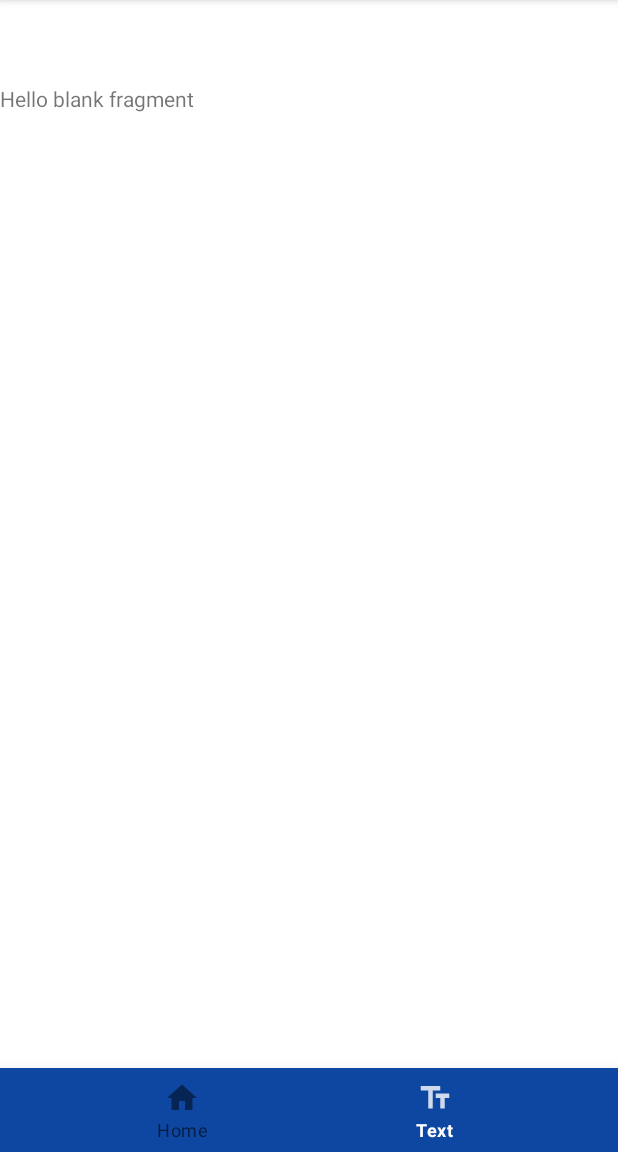
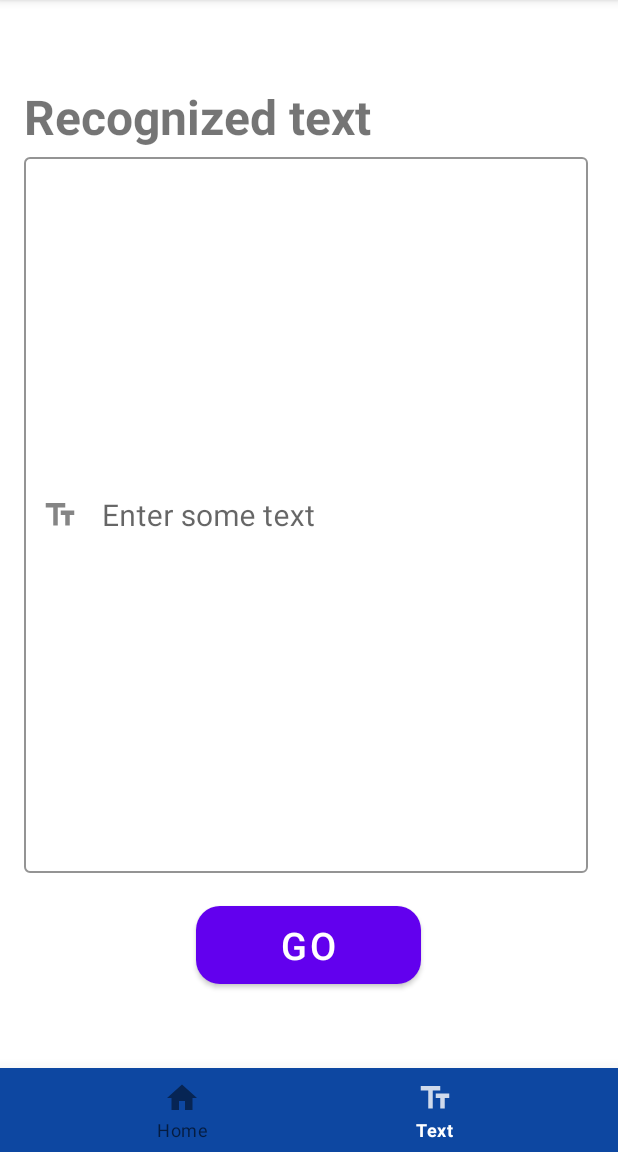
Before and after one commit to 1407arjun/Endgame, an Android app: the TextFragment screen opened through its navigation route, on a phone screen of 412 x 824 dp, the part 84-1236 px from its top. Run offline under Robolectric (Android 15) with nearby library versions, the phone set to English and light mode, and no system bars; our stand-ins replace navigation-ui; libraries missing offline, so code that uses them is left out: com.google.mlkit.vision, com.theartofdev.edmodo.

Commit message:
Added drawables, Updated TextFragment

```diff
--- a/app/src/main/AndroidManifest.xml
+++ b/app/src/main/AndroidManifest.xml
@@ -2,10 +2,10 @@
 <manifest xmlns:android="http://schemas.android.com/apk/res/android"
     package="com.teamblunder.endgame">
 
-    <uses-permission android:name="android.permission.INTERNET"/>
-    <uses-permission android:name="android.permission.READ_EXTERNAL_STORAGE"/>
-    <uses-permission android:name="android.permission.WRITE_EXTERNAL_STORAGE"/>
-    <uses-permission android:name="android.permission.CAMERA"/>
+    <uses-permission android:name="android.permission.INTERNET" />
+    <uses-permission android:name="android.permission.READ_EXTERNAL_STORAGE" />
+    <uses-permission android:name="android.permission.WRITE_EXTERNAL_STORAGE" />
+    <uses-permission android:name="android.permission.CAMERA" />
 
     <application
         android:allowBackup="true"
@@ -14,6 +14,7 @@
         android:roundIcon="@mipmap/ic_launcher_round"
         android:supportsRtl="true"
         android:theme="@style/Theme.Endgame">
+        <activity android:name=".ResultActivity"></activity>
         <activity
             android:name="com.theartofdev.edmodo.cropper.CropImageActivity"
             android:theme="@style/Base.Theme.AppCompat" />
--- /dev/null
+++ b/app/src/main/java/com/teamblunder/endgame/ResultActivity.java
@@ -0,0 +1,14 @@
+package com.teamblunder.endgame;
+
+import androidx.appcompat.app.AppCompatActivity;
+
+import android.os.Bundle;
+
+public class ResultActivity extends AppCompatActivity {
+
+    @Override
+    protected void onCreate(Bundle savedInstanceState) {
+        super.onCreate(savedInstanceState);
+        setContentView(R.layout.activity_result);
+    }
+}
--- a/app/src/main/java/com/teamblunder/endgame/fragments/HomeFragment.java
+++ b/app/src/main/java/com/teamblunder/endgame/fragments/HomeFragment.java
@@ -47,7 +47,8 @@ import java.util.Map;
 
 public class HomeFragment extends Fragment {
 
-    String currentPhotoPath, resultText;
+    String currentPhotoPath;
+    static String resultText;
     private static final int CAMERA_PERMISSION_CODE = 100;
     private static final int STORAGE_PERMISSION_CODE = 101;
 
--- a/app/src/main/java/com/teamblunder/endgame/fragments/TextFragment.java
+++ b/app/src/main/java/com/teamblunder/endgame/fragments/TextFragment.java
@@ -1,5 +1,7 @@
 package com.teamblunder.endgame.fragments;
 
+import android.content.Context;
+import android.content.Intent;
 import android.os.Bundle;
 
 import androidx.fragment.app.Fragment;
@@ -7,60 +9,46 @@ import androidx.fragment.app.Fragment;
 import android.view.LayoutInflater;
 import android.view.View;
 import android.view.ViewGroup;
+import android.view.inputmethod.InputMethodManager;
+import android.widget.Button;
+import android.widget.EditText;
 
+import com.google.android.material.textfield.TextInputLayout;
 import com.teamblunder.endgame.R;
+import com.teamblunder.endgame.ResultActivity;
 
-/**
- * A simple {@link Fragment} subclass.
- * Use the {@link TextFragment#newInstance} factory method to
- * create an instance of this fragment.
- */
 public class TextFragment extends Fragment {
-
-    // TODO: Rename parameter arguments, choose names that match
-    // the fragment initialization parameters, e.g. ARG_ITEM_NUMBER
-    private static final String ARG_PARAM1 = "param1";
-    private static final String ARG_PARAM2 = "param2";
-
-    // TODO: Rename and change types of parameters
-    private String mParam1;
-    private String mParam2;
-
-    public TextFragment() {
-        // Required empty public constructor
-    }
-
-    /**
-     * Use this factory method to create a new instance of
-     * this fragment using the provided parameters.
-     *
-     * @param param1 Parameter 1.
-     * @param param2 Parameter 2.
-     * @return A new instance of fragment TextFragment.
-     */
-    // TODO: Rename and change types and number of parameters
-    public static TextFragment newInstance(String param1, String param2) {
-        TextFragment fragment = new TextFragment();
-        Bundle args = new Bundle();
-        args.putString(ARG_PARAM1, param1);
-        args.putString(ARG_PARAM2, param2);
-        fragment.setArguments(args);
-        return fragment;
-    }
-
-    @Override
-    public void onCreate(Bundle savedInstanceState) {
-        super.onCreate(savedInstanceState);
-        if (getArguments() != null) {
-            mParam1 = getArguments().getString(ARG_PARAM1);
-            mParam2 = getArguments().getString(ARG_PARAM2);
-        }
-    }
 
     @Override
     public View onCreateView(LayoutInflater inflater, ViewGroup container,
                              Bundle savedInstanceState) {
-        // Inflate the layout for this fragment
-        return inflater.inflate(R.layout.fragment_text, container, false);
+        View view = inflater.inflate(R.layout.fragment_text, container, false);
+
+        InputMethodManager manager = (InputMethodManager) getActivity().getSystemService(Context.INPUT_METHOD_SERVICE);
+        if (getActivity().getCurrentFocus() != null) {
+            manager.hideSoftInputFromWindow(getActivity().getCurrentFocus().getWindowToken(), 0);
+            getActivity().getCurrentFocus().clearFocus();
+        }
+
+        TextInputLayout inputLayout = view.findViewById(R.id.filledTextField);
+        EditText editText = view.findViewById(R.id.editText);
+        inputLayout.setError(null);
+        editText.setText(HomeFragment.resultText);
+        Button continueButton = view.findViewById(R.id.continueButton);
+        continueButton.setOnClickListener(v -> {
+            if (editText.getText().toString().isEmpty()){
+                inputLayout.setError("Field cannot be empty");
+            }else {
+                inputLayout.setError(null);
+                InputMethodManager manager1 = (InputMethodManager) getActivity().getSystemService(Context.INPUT_METHOD_SERVICE);
+                manager1.hideSoftInputFromWindow(editText.getWindowToken(), 0);
+                editText.clearFocus();
+                Intent intent = new Intent(getActivity(), ResultActivity.class);
+                intent.putExtra("text", editText.getText().toString());
+                startActivity(intent);
+            }
+        });
+
+        return view;
     }
 }
--- /dev/null
+++ b/app/src/main/res/drawable-anydpi/ic_close.xml
@@ -0,0 +1,11 @@
+<vector xmlns:android="http://schemas.android.com/apk/res/android"
+    android:width="24dp"
+    android:height="24dp"
+    android:viewportWidth="24"
+    android:viewportHeight="24"
+    android:tint="#333333"
+    android:alpha="0.6">
+  <path
+      android:fillColor="@android:color/white"
+      android:pathData="M19,6.41L17.59,5 12,10.59 6.41,5 5,6.41 10.59,12 5,17.59 6.41,19 12,13.41 17.59,19 19,17.59 13.41,12z"/>
+</vector>
--- /dev/null
+++ b/app/src/main/res/layout/activity_result.xml
@@ -0,0 +1,9 @@
+<?xml version="1.0" encoding="utf-8"?>
+<androidx.constraintlayout.widget.ConstraintLayout xmlns:android="http://schemas.android.com/apk/res/android"
+    xmlns:app="http://schemas.android.com/apk/res-auto"
+    xmlns:tools="http://schemas.android.com/tools"
+    android:layout_width="match_parent"
+    android:layout_height="match_parent"
+    tools:context=".ResultActivity">
+
+</androidx.constraintlayout.widget.ConstraintLayout>
--- a/app/src/main/res/layout/fragment_text.xml
+++ b/app/src/main/res/layout/fragment_text.xml
@@ -1,14 +1,75 @@
 <?xml version="1.0" encoding="utf-8"?>
-<FrameLayout xmlns:android="http://schemas.android.com/apk/res/android"
+<androidx.constraintlayout.widget.ConstraintLayout xmlns:android="http://schemas.android.com/apk/res/android"
+    xmlns:app="http://schemas.android.com/apk/res-auto"
     xmlns:tools="http://schemas.android.com/tools"
     android:layout_width="match_parent"
     android:layout_height="match_parent"
     tools:context=".fragments.TextFragment">
 
-    <!-- TODO: Update blank fragment layout -->
+    <com.google.android.material.textfield.TextInputLayout
+        android:id="@+id/filledTextField"
+        style="@style/Widget.MaterialComponents.TextInputLayout.OutlinedBox"
+        android:layout_width="0dp"
+        android:layout_height="0dp"
+        android:layout_gravity="center"
+        android:layout_marginStart="16dp"
+        android:layout_marginEnd="16dp"
+        android:layout_marginBottom="16dp"
+        android:hint="Enter some text"
+        android:overScrollMode="always"
+        android:scrollbarStyle="insideInset"
+        android:scrollbars="vertical"
+        app:boxStrokeColor="?attr/colorOnSecondary"
+        app:endIconDrawable="@drawable/ic_close"
+        app:endIconMode="clear_text"
+        app:errorEnabled="true"
+        app:helperTextEnabled="true"
+        app:hintTextColor="?attr/colorOnSecondary"
+        app:layout_constraintBottom_toTopOf="@+id/continueButton"
+        app:layout_constraintEnd_toEndOf="parent"
+        app:layout_constraintHorizontal_bias="0.0"
+        app:layout_constraintStart_toStartOf="parent"
+        app:layout_constraintTop_toBottomOf="@+id/textView2"
+        app:startIconDrawable="@drawable/ic_text">
+
+        <!--this is the actual edit text which takes the input-->
+        <com.google.android.material.textfield.TextInputEditText
+            android:id="@+id/editText"
+            android:layout_width="match_parent"
+            android:layout_height="match_parent"
+            android:layout_gravity="center"
+            android:inputType="textLongMessage|textMultiLine|textCapSentences|textAutoCorrect"
+            android:textCursorDrawable="@null"
+            android:textSize="20sp" />
+
+    </com.google.android.material.textfield.TextInputLayout>
+
+    <Button
+        android:id="@+id/continueButton"
+        android:layout_width="150dp"
+        android:layout_height="64dp"
+        android:layout_marginBottom="50dp"
+        android:elevation="32dp"
+        android:text="Go"
+        android:textSize="25sp"
+        app:cornerRadius="16dp"
+        app:layout_constraintBottom_toBottomOf="parent"
+        app:layout_constraintEnd_toEndOf="parent"
+        app:layout_constraintHorizontal_bias="0.498"
+        app:layout_constraintStart_toStartOf="parent" />
+
     <TextView
-        android:layout_width="match_parent"
-        android:layout_height="match_parent"
-        android:text="@string/hello_blank_fragment" />
+        android:id="@+id/textView2"
+        android:layout_width="0dp"
+        android:layout_height="wrap_content"
+        android:layout_marginStart="16dp"
+        android:layout_marginEnd="16dp"
+        android:text="Recognized text"
+        android:textSize="32sp"
+        android:textStyle="bold"
+        app:layout_constraintEnd_toEndOf="parent"
+        app:layout_constraintHorizontal_bias="0.088"
+        app:layout_constraintStart_toStartOf="parent"
+        app:layout_constraintTop_toTopOf="parent" />
 
-</FrameLayout>
+</androidx.constraintlayout.widget.ConstraintLayout>
```
Also changed, not shown: app/src/main/res/drawable-hdpi/ic_close.png (added), app/src/main/res/drawable-mdpi/ic_close.png (added), app/src/main/res/drawable-xhdpi/ic_close.png (added), app/src/main/res/drawable-xxhdpi/ic_close.png (added).
